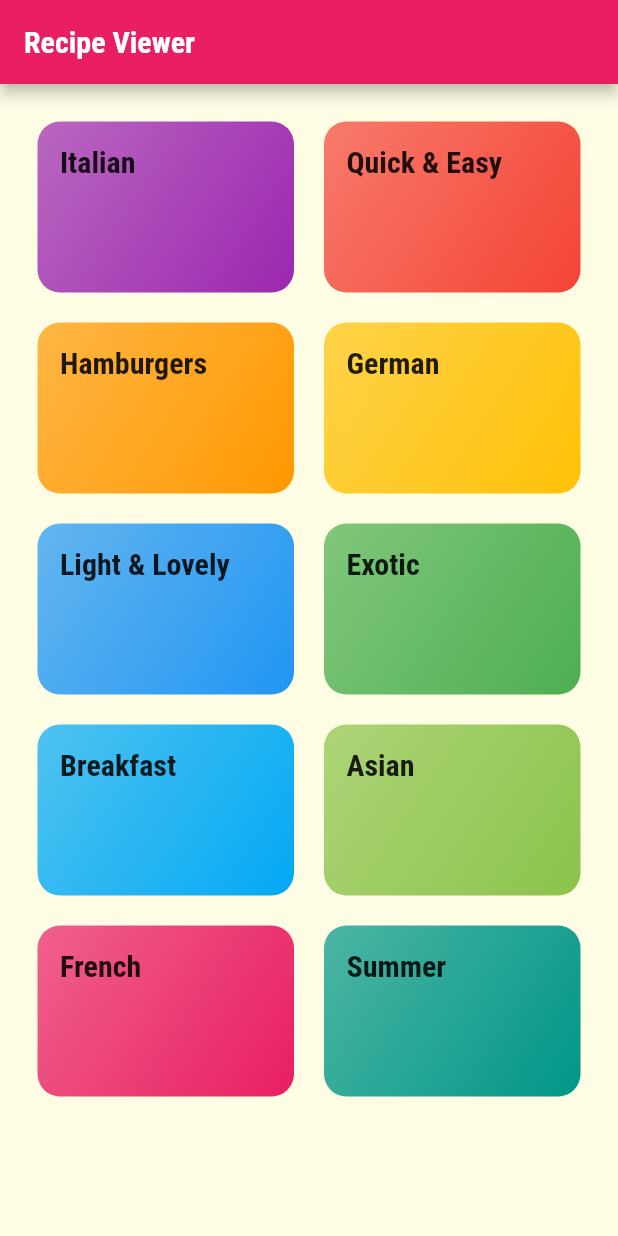
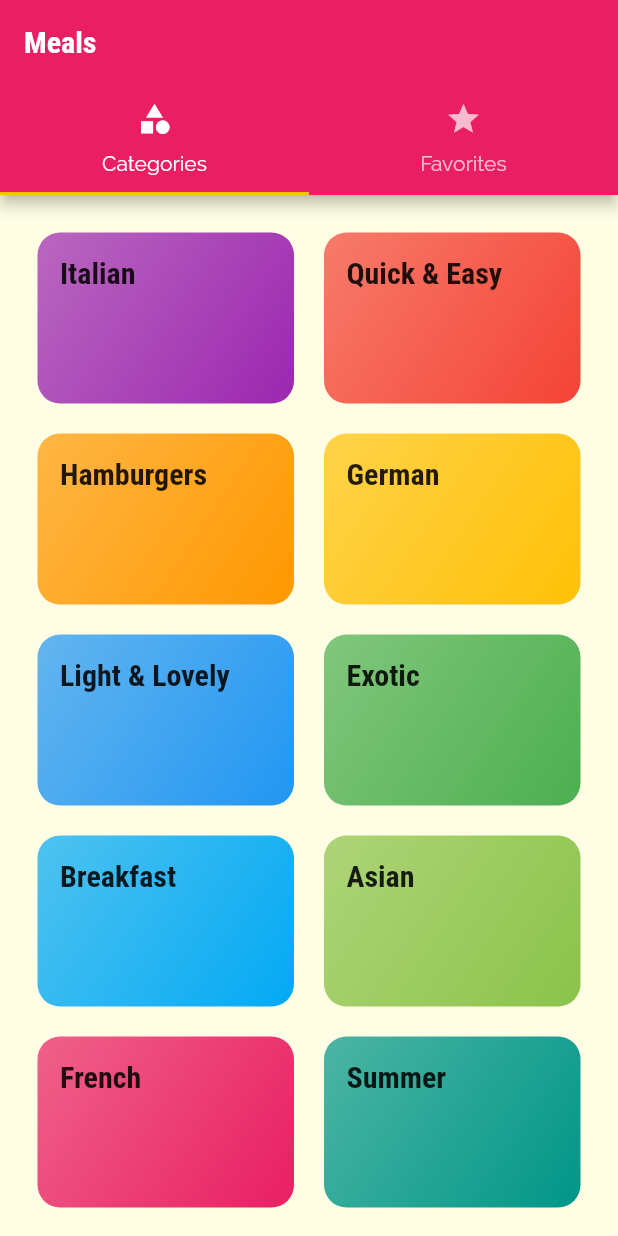
Before and after one commit to steadysamwise4/recipe_viewer, a Flutter app: the screen it shows after launch, on a phone screen of 412 x 824 dp. Run offline on Flutter 3.47's test engine with Material 2 defaults, Android fonts, the phone set to English and light mode, and no system bars.

Commit message:
tabScreen added and Favorites structure linked

```diff
--- a/lib/main.dart
+++ b/lib/main.dart
@@ -1,4 +1,5 @@
 import 'package:flutter/material.dart';
+import 'screens/tabs_screen.dart';
 import 'screens/categories_screen.dart';
 import 'screens/category_meals_screen.dart';
 import 'screens/meal_detail_screen.dart';
@@ -27,8 +28,9 @@ class MyApp extends StatelessWidget {
                 fontFamily: 'RobotoCondensed',
                 fontWeight: FontWeight.bold,
               ))),
-      home: const CategoriesScreen(),
+      // home: const CategoriesScreen(),
       routes: {
+        '/': (ctx) => const TabScreen(),
         CategoryMealsScreen.routeName: (ctx) => const CategoryMealsScreen(),
         MealDetailScreen.routeName: (ctx) => const MealDetailScreen(),
       },
--- a/lib/screens/categories_screen.dart
+++ b/lib/screens/categories_screen.dart
@@ -11,11 +11,7 @@ class CategoriesScreen extends StatelessWidget {
 
   @override
   Widget build(BuildContext context) {
-    return Scaffold(
-      appBar: AppBar(
-        title: const Text('Recipe Viewer'),
-      ),
-      body: GridView(
+    return GridView(
       padding: const EdgeInsets.all(25),
       gridDelegate: const SliverGridDelegateWithMaxCrossAxisExtent(
           maxCrossAxisExtent: 200,
@@ -29,7 +25,6 @@ class CategoriesScreen extends StatelessWidget {
                 catData.color,
               ))
           .toList(),
-      ),
     );
   }
 }
--- /dev/null
+++ b/lib/screens/favorites_screen.dart
@@ -0,0 +1,15 @@
+import 'package:flutter/src/widgets/container.dart';
+import 'package:flutter/src/widgets/framework.dart';
+
+import 'package:flutter/material.dart';
+
+class FavoritesScreen extends StatelessWidget {
+  const FavoritesScreen({super.key});
+
+  @override
+  Widget build(BuildContext context) {
+    return const Center(
+      child: Text('The Favorites'),
+    );
+  }
+}
--- /dev/null
+++ b/lib/screens/tabs_screen.dart
@@ -0,0 +1,37 @@
+import 'package:flutter/material.dart';
+import './favorites_screen.dart';
+import './categories_screen.dart';
+
+class TabScreen extends StatefulWidget {
+  const TabScreen({super.key});
+
+  @override
+  State<TabScreen> createState() => _TabScreenState();
+}
+
+class _TabScreenState extends State<TabScreen> {
+  @override
+  Widget build(BuildContext context) {
+    return DefaultTabController(
+        length: 2,
+        child: Scaffold(
+          appBar: AppBar(
+            title: const Text('Meals'),
+            bottom: const TabBar(tabs: [
+              Tab(
+                icon: Icon(Icons.category),
+                text: 'Categories',
+              ),
+              Tab(
+                icon: Icon(Icons.star),
+                text: 'Favorites',
+              ),
+            ]),
+          ),
+          body: const TabBarView(children: <Widget>[
+            CategoriesScreen(),
+            FavoritesScreen(),
+          ]),
+        ));
+  }
+}
```
Lines whose indentation alone changed are shown as unchanged.
